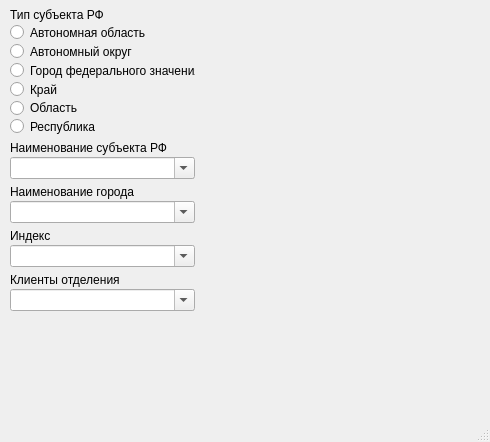
Old version of the form .source/edit.ui in the repository OlejnikDenis/py-mailposts.
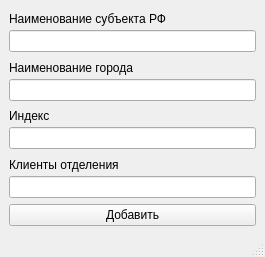
New version of the form.

Patch:
```diff
--- a/.source/edit.ui
+++ b/.source/edit.ui
@@ -6,165 +6,18 @@
    <rect>
     <x>0</x>
     <y>0</y>
-    <width>490</width>
-    <height>442</height>
+    <width>265</width>
+    <height>257</height>
    </rect>
   </property>
   <property name="windowTitle">
    <string>MainWindow</string>
   </property>
   <widget class="QWidget" name="centralwidget">
-   <widget class="QWidget" name="layoutWidget">
-    <property name="geometry">
-     <rect>
-      <x>10</x>
-      <y>8</y>
-      <width>185</width>
-      <height>303</height>
-     </rect>
-    </property>
-    <layout class="QVBoxLayout" name="verticalLayout">
+   <layout class="QHBoxLayout" name="horizontalLayout">
      <item>
-      <layout class="QVBoxLayout" name="VBox_EditWindow_SubjectType" stretch="0,0,0,0,0,0,0">
-       <property name="spacing">
-        <number>2</number>
-       </property>
-       <item>
-        <widget class="QLabel" name="L_SubjectTypeTitle">
-         <property name="text">
-          <string>Тип субъекта РФ</string>
-         </property>
-        </widget>
-       </item>
-       <item>
-        <widget class="QRadioButton" name="radioButton_Type_AutonomousRegion">
-         <property name="text">
-          <string>Автономная область</string>
-         </property>
-        </widget>
-       </item>
-       <item>
-        <widget class="QRadioButton" name="radioButton_Type_AutonomousDistrict">
-         <property name="text">
-          <string>Автономный округ</string>
-         </property>
-        </widget>
-       </item>
-       <item>
-        <widget class="QRadioButton" name="radioButton_Type_FederalCity">
-         <property name="text">
-          <string>Город федерального значения</string>
-         </property>
-        </widget>
-       </item>
-       <item>
-        <widget class="QRadioButton" name="radioButton_Type_Region">
-         <property name="text">
-          <string>Край</string>
-         </property>
-        </widget>
-       </item>
-       <item>
-        <widget class="QRadioButton" name="radioButton_Type_Area">
-         <property name="text">
-          <string>Область</string>
-         </property>
-        </widget>
-       </item>
-       <item>
-        <widget class="QRadioButton" name="radioButton_Type_Republic">
-         <property name="text">
-          <string>Республика</string>
-         </property>
-        </widget>
-       </item>
-      </layout>
-     </item>
-     <item>
-      <layout class="QVBoxLayout" name="VBox_EditWindow_SubjectName">
-       <property name="spacing">
-        <number>2</number>
-       </property>
-       <item>
-        <widget class="QLabel" name="L_SubjectNameTitle">
-         <property name="frameShape">
-          <enum>QFrame::NoFrame</enum>
-         </property>
-         <property name="text">
-          <string>Наименование субъекта РФ</string>
-         </property>
-        </widget>
-       </item>
-       <item>
-        <widget class="QComboBox" name="comboBox_SubjectName">
-         <property name="toolTip">
-          <string/>
-         </property>
-         <property name="toolTipDuration">
-          <number>-1</number>
-         </property>
-         <property name="statusTip">
-          <string/>
-         </property>
-         <property name="whatsThis">
-          <string/>
-         </property>
-         <property name="editable">
-          <bool>true</bool>
-         </property>
-         <property name="currentText">
-          <string/>
-         </property>
-         <property name="insertPolicy">
-          <enum>QComboBox::InsertAlphabetically</enum>
-         </property>
-        </widget>
-       </item>
-      </layout>
-     </item>
-     <item>
-      <layout class="QVBoxLayout" name="VBox_EditWindow_CityName">
-       <property name="spacing">
-        <number>2</number>
-       </property>
-       <item>
-        <widget class="QLabel" name="L_CityNameTitle">
-         <property name="frameShape">
-          <enum>QFrame::NoFrame</enum>
-         </property>
-         <property name="text">
-          <string>Наименование города</string>
-         </property>
-        </widget>
-       </item>
-       <item>
-        <widget class="QComboBox" name="comboBox_CityName">
-         <property name="toolTip">
-          <string/>
-         </property>
-         <property name="toolTipDuration">
-          <number>-1</number>
-         </property>
-         <property name="statusTip">
-          <string/>
-         </property>
-         <property name="whatsThis">
-          <string/>
-         </property>
-         <property name="editable">
-          <bool>true</bool>
-         </property>
-         <property name="currentText">
-          <string/>
-         </property>
-         <property name="insertPolicy">
-          <enum>QComboBox::InsertAlphabetically</enum>
-         </property>
-        </widget>
-       </item>
-      </layout>
-     </item>
-     <item>
+     <layout class="QGridLayout" name="gridLayout">
+      <item row="2" column="0">
       <layout class="QVBoxLayout" name="VBox_EditWindow_Index">
        <property name="spacing">
         <number>2</number>
@@ -180,33 +33,15 @@
         </widget>
        </item>
        <item>
-        <widget class="QComboBox" name="comboBox_Index">
-         <property name="toolTip">
-          <string/>
-         </property>
-         <property name="toolTipDuration">
-          <number>-1</number>
-         </property>
-         <property name="statusTip">
-          <string/>
-         </property>
-         <property name="whatsThis">
-          <string/>
-         </property>
-         <property name="editable">
-          <bool>true</bool>
-         </property>
-         <property name="currentText">
-          <string/>
-         </property>
-         <property name="insertPolicy">
-          <enum>QComboBox::InsertAlphabetically</enum>
+         <widget class="QLineEdit" name="LE_Index">
+          <property name="inputMethodHints">
+           <set>Qt::ImhDigitsOnly</set>
          </property>
         </widget>
        </item>
       </layout>
      </item>
-     <item>
+      <item row="3" column="0">
       <layout class="QVBoxLayout" name="VBox_EditWindow_Customers">
        <property name="spacing">
         <number>2</number>
@@ -222,34 +57,64 @@
         </widget>
        </item>
        <item>
-        <widget class="QComboBox" name="comboBox_Customers">
-         <property name="toolTip">
-          <string/>
-         </property>
-         <property name="toolTipDuration">
-          <number>-1</number>
-         </property>
-         <property name="statusTip">
-          <string/>
-         </property>
-         <property name="whatsThis">
-          <string/>
-         </property>
-         <property name="editable">
-          <bool>true</bool>
-         </property>
-         <property name="currentText">
-          <string/>
-         </property>
-         <property name="insertPolicy">
-          <enum>QComboBox::InsertAlphabetically</enum>
+         <widget class="QLineEdit" name="LE_Customers">
+          <property name="inputMethodHints">
+           <set>Qt::ImhDigitsOnly</set>
+          </property>
+         </widget>
+        </item>
+       </layout>
+      </item>
+      <item row="1" column="0">
+       <layout class="QVBoxLayout" name="VBox_EditWindow_CityName">
+        <property name="spacing">
+         <number>2</number>
+        </property>
+        <item>
+         <widget class="QLabel" name="L_CityNameTitle">
+          <property name="frameShape">
+           <enum>QFrame::NoFrame</enum>
+          </property>
+          <property name="text">
+           <string>Наименование города</string>
+          </property>
+         </widget>
+        </item>
+        <item>
+         <widget class="QLineEdit" name="LE_CityName"/>
+        </item>
+       </layout>
+      </item>
+      <item row="0" column="0">
+       <layout class="QVBoxLayout" name="VBox_EditWindow_SubjectName">
+        <property name="spacing">
+         <number>2</number>
+        </property>
+        <item>
+         <widget class="QLabel" name="L_SubjectNameTitle">
+          <property name="frameShape">
+           <enum>QFrame::NoFrame</enum>
+          </property>
+          <property name="text">
+           <string>Наименование субъекта РФ</string>
          </property>
         </widget>
        </item>
-      </layout>
-     </item>
-    </layout>
-   </widget>
+        <item>
+         <widget class="QLineEdit" name="LE_SubjectName"/>
+        </item>
+       </layout>
+      </item>
+      <item row="4" column="0">
+       <widget class="QPushButton" name="pushButton">
+        <property name="text">
+         <string>Добавить</string>
+        </property>
+       </widget>
+      </item>
+     </layout>
+    </item>
+   </layout>
   </widget>
   <widget class="QStatusBar" name="statusbar"/>
  </widget>
```
Lines whose indentation alone changed are shown as unchanged.
